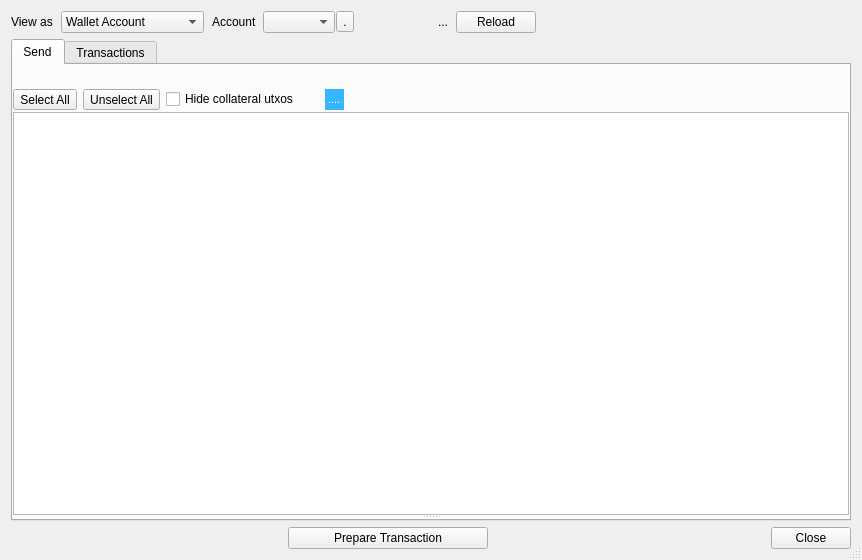
Before: the Qt Designer form src/ui/ui_send_payout_dlg.ui in Bertrand256/dash-masternode-tool, drawn with Qt 5.
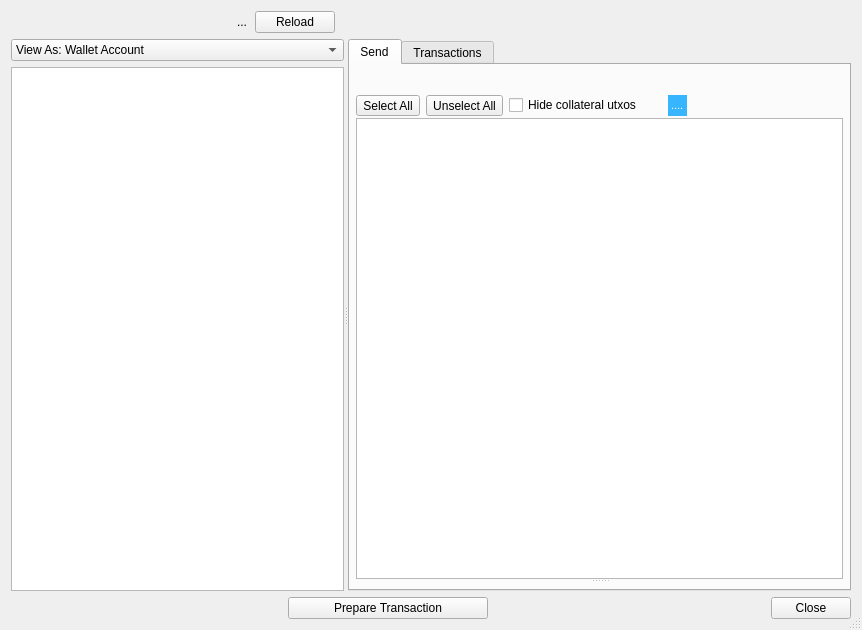
After: the same form once the commit is applied. The open tabs and pages were chosen to show the change.

Commit message: Payment dialog: DB-cached UTXO list.

Patch:
```diff
--- a/src/ui/ui_send_payout_dlg.ui
+++ b/src/ui/ui_send_payout_dlg.ui
@@ -7,7 +7,7 @@
     <x>0</x>
     <y>0</y>
     <width>862</width>
-    <height>560</height>
+    <height>630</height>
    </rect>
   </property>
   <property name="sizePolicy">
@@ -49,50 +49,6 @@
         <property name="spacing">
          <number>8</number>
         </property>
-        <item>
-         <widget class="QLabel" name="label_3">
-          <property name="text">
-           <string>View as</string>
-          </property>
-         </widget>
-        </item>
-        <item>
-         <widget class="QComboBox" name="cbo_address_source_mode">
-          <property name="sizePolicy">
-           <sizepolicy hsizetype="Fixed" vsizetype="Fixed">
-            <horstretch>0</horstretch>
-            <verstretch>0</verstretch>
-           </sizepolicy>
-          </property>
-          <property name="minimumSize">
-           <size>
-            <width>0</width>
-            <height>0</height>
-           </size>
-          </property>
-          <property name="maximumSize">
-           <size>
-            <width>160</width>
-            <height>16777215</height>
-           </size>
-          </property>
-          <item>
-           <property name="text">
-            <string>Wallet Account</string>
-           </property>
-          </item>
-          <item>
-           <property name="text">
-            <string>BIP32 Path</string>
-           </property>
-          </item>
-          <item>
-           <property name="text">
-            <string>Masternode Address</string>
-           </property>
-          </item>
-         </widget>
-        </item>
         <item>
          <widget class="QStackedWidget" name="sw_address_source">
           <property name="sizePolicy">
@@ -111,7 +67,7 @@
              <verstretch>0</verstretch>
             </sizepolicy>
            </property>
-           <layout class="QHBoxLayout" name="horizontalLayout_6" stretch="0,0,0,0,0">
+           <layout class="QHBoxLayout" name="horizontalLayout_6" stretch="0,0">
             <property name="spacing">
              <number>1</number>
             </property>
@@ -127,26 +83,6 @@
             <property name="bottomMargin">
              <number>0</number>
             </property>
-            <item>
-             <widget class="QLabel" name="lbl_account">
-              <property name="text">
-               <string>Account  </string>
-              </property>
-             </widget>
-            </item>
-            <item>
-             <widget class="QComboBox" name="cbo_hw_account_nr"/>
-            </item>
-            <item>
-             <widget class="QToolButton" name="btn_add_hw_account_nr">
-              <property name="toolTip">
-               <string>Add new account number</string>
-              </property>
-              <property name="text">
-               <string>.</string>
-              </property>
-             </widget>
-            </item>
             <item>
              <spacer name="horizontalSpacer_6">
               <property name="orientation">
@@ -313,6 +249,117 @@
     </widget>
    </item>
    <item>
+    <widget class="QWidget" name="widget" native="true">
+     <property name="sizePolicy">
+      <sizepolicy hsizetype="Preferred" vsizetype="MinimumExpanding">
+       <horstretch>0</horstretch>
+       <verstretch>0</verstretch>
+      </sizepolicy>
+     </property>
+     <layout class="QVBoxLayout" name="verticalLayout_6">
+      <property name="leftMargin">
+       <number>0</number>
+      </property>
+      <property name="topMargin">
+       <number>0</number>
+      </property>
+      <property name="rightMargin">
+       <number>0</number>
+      </property>
+      <property name="bottomMargin">
+       <number>0</number>
+      </property>
+      <item>
+       <widget class="QSplitter" name="splitterMain">
+        <property name="orientation">
+         <enum>Qt::Horizontal</enum>
+        </property>
+        <property name="opaqueResize">
+         <bool>true</bool>
+        </property>
+        <property name="childrenCollapsible">
+         <bool>true</bool>
+        </property>
+        <widget class="QWidget" name="widget_2" native="true">
+         <layout class="QVBoxLayout" name="verticalLayout_7">
+          <item>
+           <widget class="QComboBox" name="cbo_address_source_mode">
+            <property name="sizePolicy">
+             <sizepolicy hsizetype="Preferred" vsizetype="Fixed">
+              <horstretch>0</horstretch>
+              <verstretch>0</verstretch>
+             </sizepolicy>
+            </property>
+            <property name="minimumSize">
+             <size>
+              <width>0</width>
+              <height>0</height>
+             </size>
+            </property>
+            <property name="maximumSize">
+             <size>
+              <width>16777215</width>
+              <height>16777215</height>
+             </size>
+            </property>
+            <item>
+             <property name="text">
+              <string>View As: Wallet Account</string>
+             </property>
+            </item>
+            <item>
+             <property name="text">
+              <string>View As: BIP32 Path</string>
+             </property>
+            </item>
+            <item>
+             <property name="text">
+              <string>View As: Masternode Address</string>
+             </property>
+            </item>
+           </widget>
+          </item>
+          <item>
+           <widget class="QStackedWidget" name="stackedWidget">
+            <widget class="QWidget" name="page">
+             <layout class="QVBoxLayout" name="verticalLayout_8">
+              <property name="leftMargin">
+               <number>0</number>
+              </property>
+              <property name="topMargin">
+               <number>0</number>
+              </property>
+              <property name="rightMargin">
+               <number>0</number>
+              </property>
+              <property name="bottomMargin">
+               <number>0</number>
+              </property>
+              <item>
+               <widget class="QListView" name="listWalletAccounts"/>
+              </item>
+             </layout>
+            </widget>
+            <widget class="QWidget" name="page_2"/>
+           </widget>
+          </item>
+         </layout>
+        </widget>
+        <widget class="QWidget" name="widget_3" native="true">
+         <layout class="QVBoxLayout" name="verticalLayout_9">
+          <property name="leftMargin">
+           <number>0</number>
+          </property>
+          <property name="topMargin">
+           <number>0</number>
+          </property>
+          <property name="rightMargin">
+           <number>0</number>
+          </property>
+          <property name="bottomMargin">
+           <number>0</number>
+          </property>
+          <item>
     <widget class="QTabWidget" name="tabWidget">
      <property name="currentIndex">
       <number>1</number>
@@ -323,16 +370,16 @@
       </attribute>
       <layout class="QVBoxLayout" name="verticalLayout_5">
        <property name="leftMargin">
-        <number>0</number>
+               <number>6</number>
        </property>
        <property name="topMargin">
-        <number>0</number>
+               <number>6</number>
        </property>
        <property name="rightMargin">
-        <number>0</number>
+               <number>6</number>
        </property>
        <property name="bottomMargin">
-        <number>0</number>
+               <number>6</number>
        </property>
        <item>
         <widget class="QSplitter" name="splitter">
@@ -544,6 +591,13 @@
        </item>
       </layout>
      </widget>
+           </widget>
+          </item>
+         </layout>
+        </widget>
+       </widget>
+      </item>
+     </layout>
     </widget>
    </item>
    <item>
```
Left out of the diff: 4 changed lines with no effect on the pictures. Lines whose indentation alone changed are shown as unchanged. The commit also changes 4 other files.
